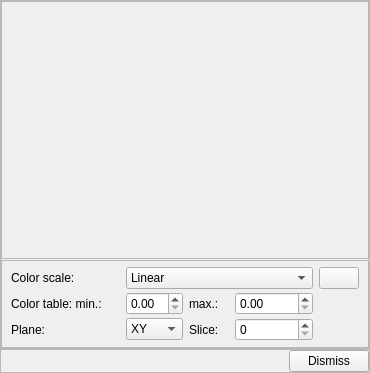
Before: the Qt Designer form imagejockey/widgets/ijgridviewerwidget.ui in PauloCarvalhoRJ/gammaray, drawn with Qt 5.
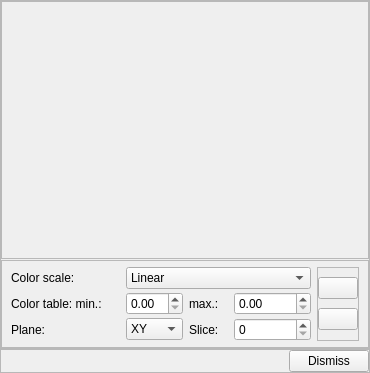
After: the same form once the commit is applied. Icons and pictures are not drawn.

Commit message: WIP: import a PNG file as a grid slice.

What changed in the file:
```diff
--- a/imagejockey/widgets/ijgridviewerwidget.ui
+++ b/imagejockey/widgets/ijgridviewerwidget.ui
@@ -116,16 +116,73 @@
          <property name="verticalSpacing">
           <number>3</number>
          </property>
-         <item row="1" column="0" colspan="2">
-          <widget class="QLabel" name="label">
-           <property name="text">
-            <string>Color table: min.:</string>
+         <item row="0" column="6" rowspan="3">
+          <widget class="QFrame" name="frame">
+           <property name="frameShape">
+            <enum>QFrame::StyledPanel</enum>
            </property>
+           <property name="frameShadow">
+            <enum>QFrame::Raised</enum>
+           </property>
+           <layout class="QVBoxLayout" name="verticalLayout">
+            <property name="spacing">
+             <number>0</number>
+            </property>
+            <property name="leftMargin">
+             <number>0</number>
+            </property>
+            <property name="topMargin">
+             <number>0</number>
+            </property>
+            <property name="rightMargin">
+             <number>0</number>
+            </property>
+            <property name="bottomMargin">
+             <number>0</number>
+            </property>
+            <item>
+             <widget class="QPushButton" name="btnExportToPNG">
+              <property name="toolTip">
+               <string>Export current slice data as PNG image.</string>
+              </property>
+              <property name="text">
+               <string/>
+              </property>
+              <property name="icon">
+               <iconset resource="../ijresources.qrc">
+                <normaloff>:/ijicons32/ijpng32</normaloff>:/ijicons32/ijpng32</iconset>
+              </property>
+              <property name="iconSize">
+               <size>
+                <width>32</width>
+                <height>32</height>
+               </size>
+              </property>
+             </widget>
+            </item>
+            <item>
+             <widget class="QPushButton" name="btnImportPNG">
+              <property name="toolTip">
+               <string>Replace current slice data with data from a PNG file.</string>
+              </property>
+              <property name="text">
+               <string/>
+              </property>
+              <property name="icon">
+               <iconset resource="../ijresources.qrc">
+                <normaloff>:/ijicons32/ijpngimp32</normaloff>:/ijicons32/ijpngimp32</iconset>
+              </property>
+              <property name="iconSize">
+               <size>
+                <width>32</width>
+                <height>32</height>
+               </size>
+              </property>
+             </widget>
+            </item>
+           </layout>
           </widget>
          </item>
-         <item row="1" column="2">
-          <widget class="QDoubleSpinBox" name="dblSpinColorScaleMin"/>
-         </item>
          <item row="1" column="3">
           <widget class="QLabel" name="label_2">
            <property name="text">
@@ -133,9 +190,22 @@
            </property>
           </widget>
          </item>
+         <item row="1" column="2">
+          <widget class="QDoubleSpinBox" name="dblSpinColorScaleMin"/>
+         </item>
+         <item row="1" column="0" colspan="2">
+          <widget class="QLabel" name="label">
+           <property name="text">
+            <string>Color table: min.:</string>
+           </property>
+          </widget>
+         </item>
          <item row="1" column="4" colspan="2">
           <widget class="QDoubleSpinBox" name="dblSpinColorScaleMax"/>
          </item>
+         <item row="2" column="4" colspan="2">
+          <widget class="QSpinBox" name="spinSlice"/>
+         </item>
          <item row="2" column="0">
           <widget class="QLabel" name="label_3">
            <property name="text">
@@ -150,9 +220,6 @@
            </property>
           </widget>
          </item>
-         <item row="2" column="4" colspan="2">
-          <widget class="QSpinBox" name="spinSlice"/>
-         </item>
          <item row="0" column="0">
           <widget class="QLabel" name="label_5">
            <property name="text">
@@ -193,26 +260,6 @@
            </item>
           </widget>
          </item>
-         <item row="0" column="6">
-          <widget class="QPushButton" name="btnExportToPNG">
-           <property name="toolTip">
-            <string>Export current slice data as PNG image.</string>
-           </property>
-           <property name="text">
-            <string/>
-           </property>
-           <property name="icon">
-            <iconset resource="../ijresources.qrc">
-             <normaloff>:/ijicons32/ijpng32</normaloff>:/ijicons32/ijpng32</iconset>
-           </property>
-           <property name="iconSize">
-            <size>
-             <width>32</width>
-             <height>32</height>
-            </size>
-           </property>
-          </widget>
-         </item>
         </layout>
        </widget>
       </item>
```
Left out of the diff: 17 changed lines with no effect on the pictures. The commit also changes 6 other files.
